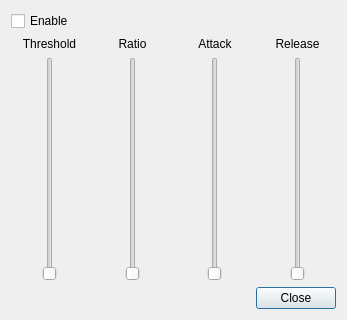
ivolkov/geff, file gui/compdialog.ui: the form before one commit.
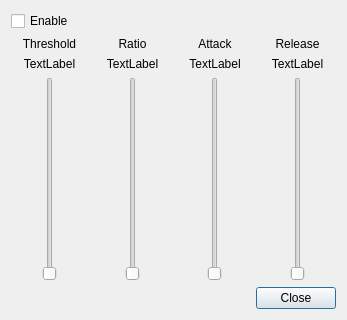
The form after the commit.

Commit message: Add compressor controls labels

What changed in the file:
```diff
--- a/gui/compdialog.ui
+++ b/gui/compdialog.ui
@@ -65,7 +65,7 @@
        </property>
       </widget>
      </item>
-     <item row="1" column="0">
+     <item row="2" column="0">
       <widget class="QSlider" name="slThreshold">
        <property name="sizePolicy">
         <sizepolicy hsizetype="Expanding" vsizetype="Expanding">
@@ -84,7 +84,7 @@
        </property>
       </widget>
      </item>
-     <item row="1" column="1">
+     <item row="2" column="1">
       <widget class="QSlider" name="slRatio">
        <property name="sizePolicy">
         <sizepolicy hsizetype="Expanding" vsizetype="Expanding">
@@ -122,7 +122,7 @@
        </property>
       </widget>
      </item>
-     <item row="1" column="2">
+     <item row="2" column="2">
       <widget class="QSlider" name="slAttack">
        <property name="sizePolicy">
         <sizepolicy hsizetype="Expanding" vsizetype="Expanding">
@@ -141,7 +141,7 @@
        </property>
       </widget>
      </item>
-     <item row="1" column="3">
+     <item row="2" column="3">
       <widget class="QSlider" name="slRelease">
        <property name="sizePolicy">
         <sizepolicy hsizetype="Expanding" vsizetype="Expanding">
@@ -160,6 +160,46 @@
        </property>
       </widget>
      </item>
+     <item row="1" column="1">
+      <widget class="QLabel" name="label_RatioValue">
+       <property name="text">
+        <string>TextLabel</string>
+       </property>
+       <property name="alignment">
+        <set>Qt::AlignCenter</set>
+       </property>
+      </widget>
+     </item>
+     <item row="1" column="0">
+      <widget class="QLabel" name="label_ThresholdValue">
+       <property name="text">
+        <string>TextLabel</string>
+       </property>
+       <property name="alignment">
+        <set>Qt::AlignCenter</set>
+       </property>
+      </widget>
+     </item>
+     <item row="1" column="2">
+      <widget class="QLabel" name="label_AttackValue">
+       <property name="text">
+        <string>TextLabel</string>
+       </property>
+       <property name="alignment">
+        <set>Qt::AlignCenter</set>
+       </property>
+      </widget>
+     </item>
+     <item row="1" column="3">
+      <widget class="QLabel" name="label_ReleaseValue">
+       <property name="text">
+        <string>TextLabel</string>
+       </property>
+       <property name="alignment">
+        <set>Qt::AlignCenter</set>
+       </property>
+      </widget>
+     </item>
     </layout>
    </item>
    <item>
```
Left out of the diff: 8 changed lines with no effect on the pictures.
